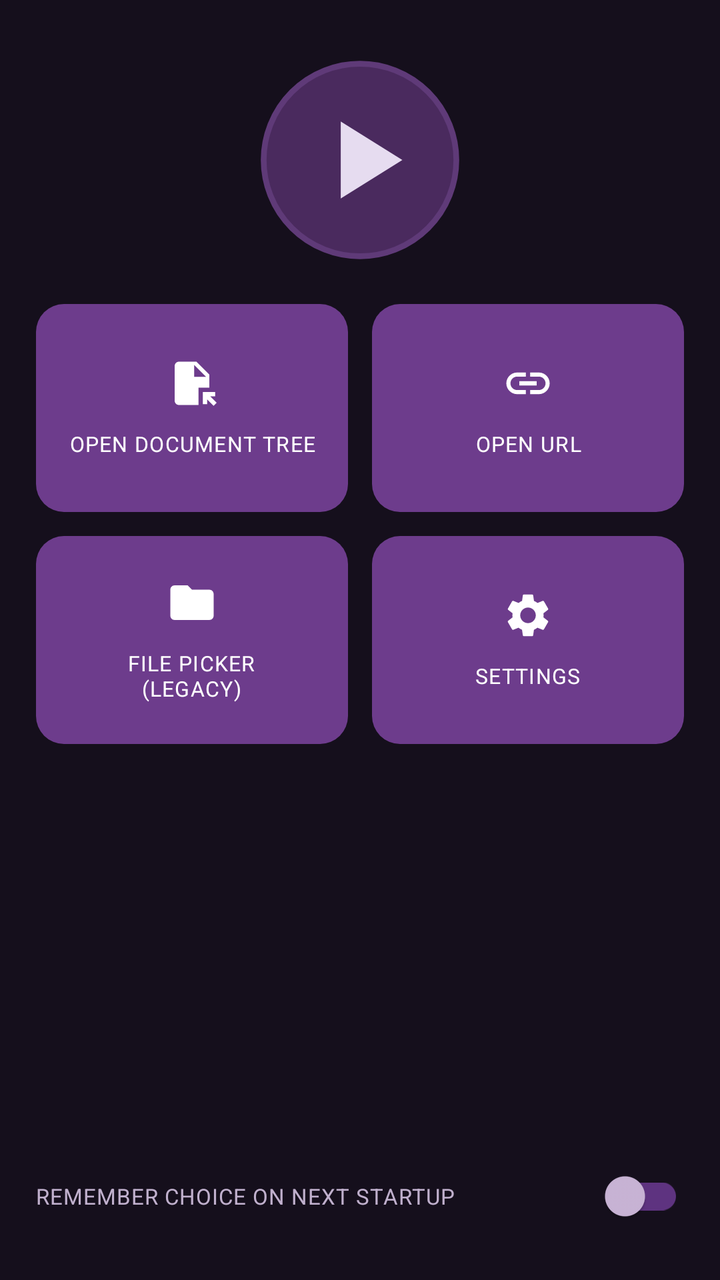
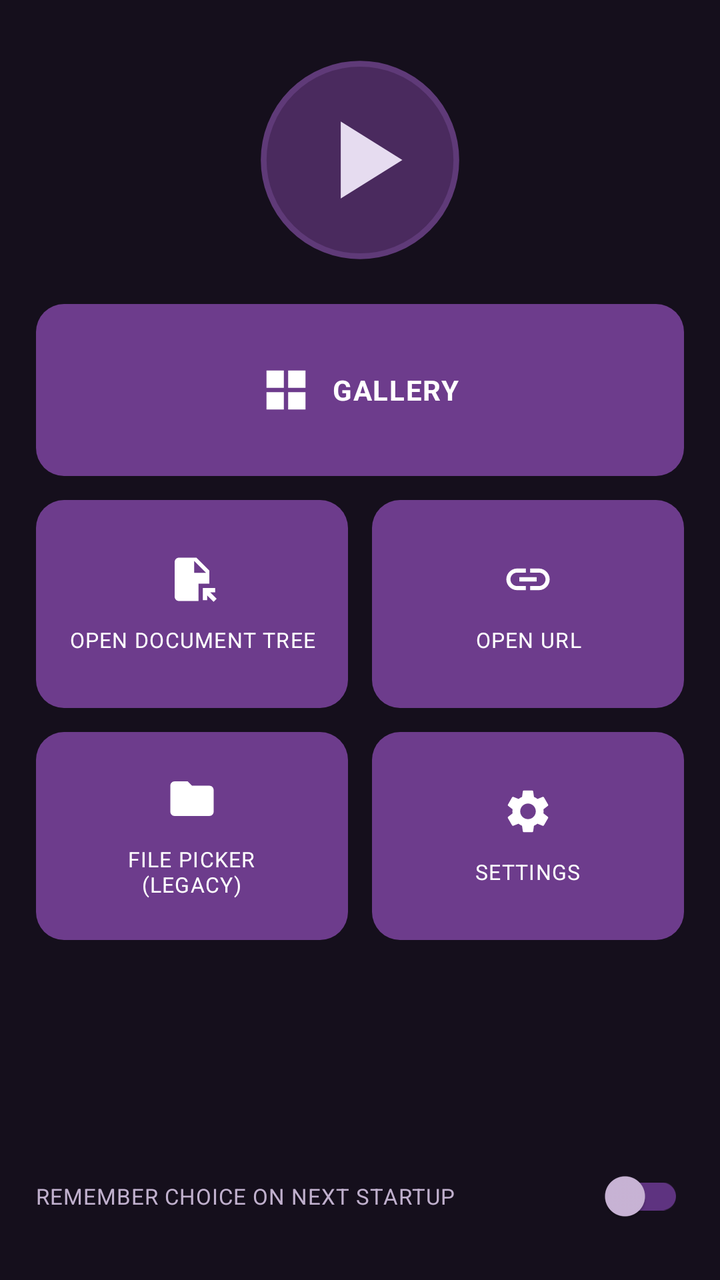

Two renders of the same Android screen: before a commit and after it. Below are the layout's source before the change and the commit's diff.
<!-- AndroidManifest.xml: fallback theme Theme.MaterialComponents.DayNight.NoActionBar -->
<!-- res/layout/fragment_main_screen.xml -->
<?xml version="1.0" encoding="utf-8"?>
<LinearLayout xmlns:android="http://schemas.android.com/apk/res/android"
    xmlns:app="http://schemas.android.com/apk/res-auto"
    android:layout_width="match_parent"
    android:layout_height="match_parent"
    android:background="@color/home_bg"
    android:orientation="vertical"
    android:padding="18dp">

    <ImageView
        android:id="@+id/logo"
        android:layout_width="104dp"
        android:layout_height="104dp"
        android:layout_gravity="center_horizontal"
        android:layout_marginTop="10dp"
        android:contentDescription="@string/mpv_activity"
        app:srcCompat="@drawable/home_logo_flat" />

    <Space
        android:layout_width="match_parent"
        android:layout_height="20dp" />

    <LinearLayout
        android:layout_width="match_parent"
        android:layout_height="wrap_content"
        android:orientation="horizontal">

        <LinearLayout
            android:id="@+id/docBtn"
            style="@style/HomeCard"
            android:layout_width="0dp"
            android:layout_height="104dp"
            android:layout_marginEnd="6dp"
            android:layout_weight="1">

            <ImageView
                android:layout_width="26dp"
                android:layout_height="26dp"
                android:contentDescription="@string/action_open_doc_tree"
                app:srcCompat="@drawable/ic_file_open_48dp" />

            <TextView
                android:layout_width="wrap_content"
                android:layout_height="wrap_content"
                android:layout_marginTop="10dp"
                android:text="@string/action_open_doc_tree"
                style="@style/HomeCardText" />
        </LinearLayout>

        <LinearLayout
            android:id="@+id/urlBtn"
            style="@style/HomeCard"
            android:layout_width="0dp"
            android:layout_height="104dp"
            android:layout_marginStart="6dp"
            android:layout_weight="1">

            <ImageView
                android:layout_width="26dp"
                android:layout_height="26dp"
                android:contentDescription="@string/action_open_url"
                app:srcCompat="@drawable/ic_link_48dp" />

            <TextView
                android:layout_width="wrap_content"
                android:layout_height="wrap_content"
                android:layout_marginTop="10dp"
                android:text="@string/action_open_url"
                style="@style/HomeCardText" />
        </LinearLayout>
    </LinearLayout>

    <Space
        android:layout_width="match_parent"
        android:layout_height="12dp" />

    <LinearLayout
        android:layout_width="match_parent"
        android:layout_height="wrap_content"
        android:orientation="horizontal">

        <LinearLayout
            android:id="@+id/filepickerBtn"
            style="@style/HomeCard"
            android:layout_width="0dp"
            android:layout_height="104dp"
            android:layout_marginEnd="6dp"
            android:layout_weight="1">

            <ImageView
                android:layout_width="26dp"
                android:layout_height="26dp"
                android:contentDescription="@string/file_picker_old"
                app:srcCompat="@drawable/ic_folder_white_48dp" />

            <TextView
                android:layout_width="wrap_content"
                android:layout_height="wrap_content"
                android:layout_marginTop="10dp"
                android:text="@string/file_picker_old"
                style="@style/HomeCardText" />
        </LinearLayout>

        <LinearLayout
            android:id="@+id/settingsBtn"
            style="@style/HomeCard"
            android:layout_width="0dp"
            android:layout_height="104dp"
            android:layout_marginStart="6dp"
            android:layout_weight="1">

            <ImageView
                android:layout_width="26dp"
                android:layout_height="26dp"
                android:contentDescription="@string/action_settings"
                app:srcCompat="@drawable/ic_settings_black_48dp" />

            <TextView
                android:layout_width="wrap_content"
                android:layout_height="wrap_content"
                android:layout_marginTop="10dp"
                android:text="@string/action_settings"
                style="@style/HomeCardText" />
        </LinearLayout>
    </LinearLayout>

    <Space
        android:layout_width="match_parent"
        android:layout_height="0dp"
        android:layout_weight="1" />

    <LinearLayout
        android:layout_width="match_parent"
        android:layout_height="wrap_content"
        android:gravity="center_vertical"
        android:orientation="horizontal"
        android:paddingTop="8dp">

        <TextView
            android:layout_width="0dp"
            android:layout_height="wrap_content"
            android:layout_weight="1"
            android:letterSpacing="0.03"
            android:text="@string/option_remember_choice"
            android:textAllCaps="true"
            android:textColor="@color/home_text_dim"
            android:textSize="11sp" />

        <androidx.appcompat.widget.SwitchCompat
            android:id="@+id/switch1"
            android:layout_width="wrap_content"
            android:layout_height="wrap_content"
            android:layout_marginStart="12dp"
            app:showText="false"
            app:thumbTint="@color/home_switch_thumb"
            app:trackTint="@color/home_switch_track" />
    </LinearLayout>

</LinearLayout>
<!-- resources referenced by this layout -->
<resources>
  <color name="home_bg">#FF150F1C</color>
  <color name="home_switch_thumb">#FFCBB6D8</color>
  <color name="home_switch_track">#FF5E3380</color>
  <color name="home_text_dim">#FFC0B0CD</color>
  <!-- drawable ic_file_open_48dp (drawable) -->
  <vector xmlns:android="http://schemas.android.com/apk/res/android"
      android:width="48dp"
      android:height="48dp"
      android:viewportWidth="24"
      android:viewportHeight="24">
      <path
          android:fillColor="#FFFFFFFF"
          android:pathData="M14,2H6C4.9,2 4,2.9 4,4v16c0,1.1 0.89,2 1.99,2H15v-8h5V8L14,2zM13,9V3.5L18.5,9H13zM17,21.66V16h5.66v2h-2.24l2.95,2.95l-1.41,1.41L19,19.41l0,2.24H17z"/>
  </vector>
  <!-- drawable ic_folder_white_48dp (drawable) -->
  <vector xmlns:android="http://schemas.android.com/apk/res/android"
      android:width="48dp"
      android:height="48dp"
      android:viewportWidth="24"
      android:viewportHeight="24">
      <path
          android:fillColor="#FFFFFFFF"
          android:pathData="M10,4H4c-1.1,0 -1.99,0.9 -1.99,2L2,18c0,1.1 0.9,2 2,2h16c1.1,0 2,-0.9 2,-2V8c0,-1.1 -0.9,-2 -2,-2h-8l-2,-2z"/>
  </vector>
  <!-- drawable ic_link_48dp (drawable) -->
  <vector xmlns:android="http://schemas.android.com/apk/res/android"
      android:width="48dp"
      android:height="48dp"
      android:viewportWidth="24"
      android:viewportHeight="24">
      <path
          android:fillColor="#FFFFFFFF"
          android:pathData="M3.9,12c0,-1.71 1.39,-3.1 3.1,-3.1h4L11,7L7,7c-2.76,0 -5,2.24 -5,5s2.24,5 5,5h4v-1.9L7,15.1c-1.71,0 -3.1,-1.39 -3.1,-3.1zM8,13h8v-2L8,11v2zM17,7h-4v1.9h4c1.71,0 3.1,1.39 3.1,3.1s-1.39,3.1 -3.1,3.1h-4L13,17h4c2.76,0 5,-2.24 5,-5s-2.24,-5 -5,-5z"/>
  </vector>
  <string name="action_open_doc_tree">Open document tree</string>
  <string name="action_open_url">Open URL</string>
  <string name="action_settings">Settings</string>
  <string name="file_picker_old">File picker\n(legacy)</string>
  <string name="mpv_activity">mpv</string>
  <string name="option_remember_choice">Remember choice on next startup</string>
  <style name="HomeCard">
          <item name="android:background">@drawable/home_card_bg</item>
          <item name="android:gravity">center</item>
          <item name="android:orientation">vertical</item>
          <item name="android:clickable">true</item>
          <item name="android:focusable">true</item>
          <item name="android:paddingStart">8dp</item>
          <item name="android:paddingEnd">8dp</item>
      </style>
  <style name="HomeCardText">
          <item name="android:textColor">@color/home_text</item>
          <item name="android:textSize">10.5sp</item>
          <item name="android:textAllCaps">true</item>
          <item name="android:letterSpacing">0.04</item>
          <item name="android:gravity">center</item>
          <item name="android:maxLines">2</item>
      </style>
  <color name="home_logo_bg">#FF4A2A5E</color>
  <color name="home_logo_ring">#FF5F3A78</color>
  <color name="home_logo_play">#FFE6DCF0</color>
  <!-- drawable home_card_bg (drawable) -->
  <?xml version="1.0" encoding="utf-8"?>
  <ripple xmlns:android="http://schemas.android.com/apk/res/android"
      android:color="#33FFFFFF">
      <item>
          <shape android:shape="rectangle">
              <solid android:color="@color/home_card" />
              <corners android:radius="14dp" />
          </shape>
      </item>
  </ripple>
  <color name="home_text">#FFFFFFFF</color>
  <color name="home_card">#FF6D3C8C</color>
  <!-- unchanged entries left out for length: 2 -->
</resources>

<!-- the commit's change to res/layout/fragment_main_screen.xml (unified diff, before → after) -->
@@ -19,6 +19,34 @@
     <Space
         android:layout_width="match_parent"
         android:layout_height="20dp" />
+
+    <LinearLayout
+        android:id="@+id/galleryBtn"
+        style="@style/HomeCard"
+        android:layout_width="match_parent"
+        android:layout_height="86dp"
+        android:gravity="center"
+        android:orientation="horizontal">
+
+        <ImageView
+            android:layout_width="26dp"
+            android:layout_height="26dp"
+            android:contentDescription="@string/action_open_gallery"
+            app:srcCompat="@drawable/ic_gallery_white_48dp" />
+
+        <TextView
+            android:layout_width="wrap_content"
+            android:layout_height="wrap_content"
+            android:layout_marginStart="10dp"
+            android:text="@string/action_open_gallery"
+            android:textSize="14sp"
+            android:textStyle="bold"
+            style="@style/HomeCardText" />
+    </LinearLayout>
+
+    <Space
+        android:layout_width="match_parent"
+        android:layout_height="12dp" />
 
     <LinearLayout
         android:layout_width="match_parent"
<!-- resource entries referenced after the edit -->
@@ -24,6 +24,16 @@
           android:fillColor="#FFFFFFFF"
           android:pathData="M10,4H4c-1.1,0 -1.99,0.9 -1.99,2L2,18c0,1.1 0.9,2 2,2h16c1.1,0 2,-0.9 2,-2V8c0,-1.1 -0.9,-2 -2,-2h-8l-2,-2z"/>
   </vector>
+  <!-- drawable ic_gallery_white_48dp (drawable) -->
+  <vector xmlns:android="http://schemas.android.com/apk/res/android"
+      android:width="48dp"
+      android:height="48dp"
+      android:viewportWidth="24"
+      android:viewportHeight="24">
+      <path
+          android:fillColor="#FFFFFFFF"
+          android:pathData="M3,3h8v8h-8zM13,3h8v8h-8zM3,13h8v8h-8zM13,13h8v8h-8z" />
+  </vector>
   <!-- drawable ic_link_48dp (drawable) -->
   <vector xmlns:android="http://schemas.android.com/apk/res/android"
       android:width="48dp"
@@ -35,6 +45,7 @@
           android:pathData="M3.9,12c0,-1.71 1.39,-3.1 3.1,-3.1h4L11,7L7,7c-2.76,0 -5,2.24 -5,5s2.24,5 5,5h4v-1.9L7,15.1c-1.71,0 -3.1,-1.39 -3.1,-3.1zM8,13h8v-2L8,11v2zM17,7h-4v1.9h4c1.71,0 3.1,1.39 3.1,3.1s-1.39,3.1 -3.1,3.1h-4L13,17h4c2.76,0 5,-2.24 5,-5s-2.24,-5 -5,-5z"/>
   </vector>
   <string name="action_open_doc_tree">Open document tree</string>
+  <string name="action_open_gallery">Gallery</string>
   <string name="action_open_url">Open URL</string>
   <string name="action_settings">Settings</string>
   <string name="file_picker_old">File picker\n(legacy)</string>
